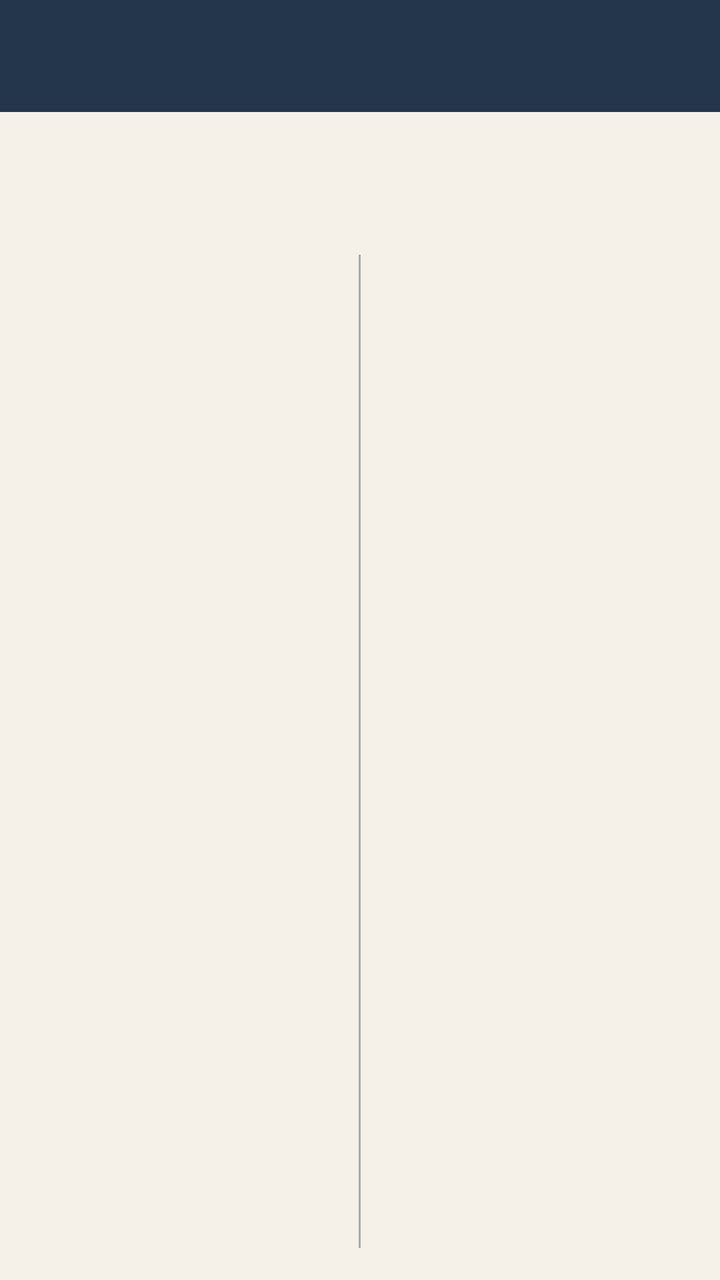
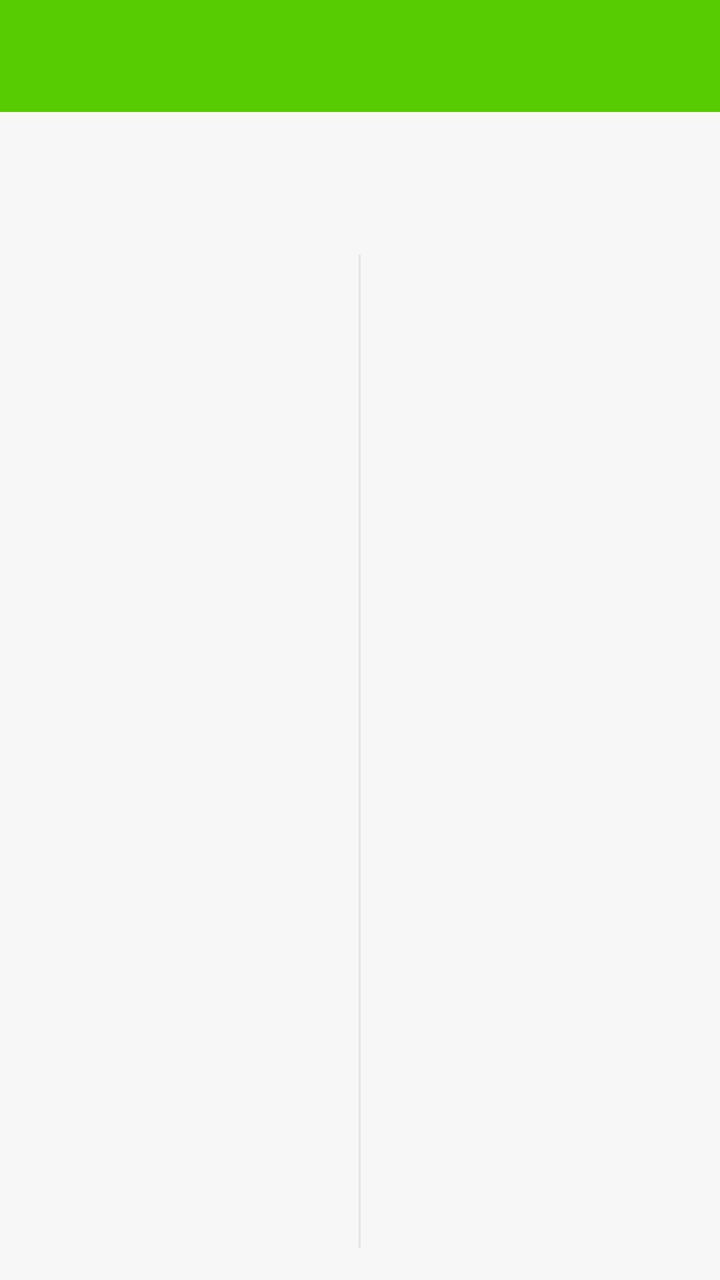

Screens rendered from an Android XML layout before and after an edit, with the pre-edit source and the edit as a unified diff.
<!-- AndroidManifest.xml: application theme Theme.NihongoBeginner -->
<!-- res/layout/activity_matching.xml -->
<?xml version="1.0" encoding="utf-8"?>
<LinearLayout xmlns:android="http://schemas.android.com/apk/res/android"
    xmlns:app="http://schemas.android.com/apk/res-auto"
    xmlns:tools="http://schemas.android.com/tools"
    android:layout_width="match_parent"
    android:layout_height="match_parent"
    android:background="@color/surface"
    android:orientation="vertical">

    <com.google.android.material.appbar.MaterialToolbar
        android:id="@+id/toolbar"
        android:layout_width="match_parent"
        android:layout_height="?actionBarSize"
        android:background="@color/colorPrimary"
        app:titleTextColor="@android:color/white" />

    <LinearLayout
        android:layout_width="match_parent"
        android:layout_height="0dp"
        android:layout_weight="1"
        android:orientation="vertical"
        android:padding="16dp">

        <TextView
            android:id="@+id/tvMatchScore"
            android:layout_width="match_parent"
            android:layout_height="wrap_content"
            android:gravity="center"
            android:layout_marginBottom="4dp"
            android:textColor="@color/colorPrimary"
            android:textSize="16sp"
            android:textStyle="bold" />

        <TextView
            android:id="@+id/tvMatchInstructions"
            android:layout_width="match_parent"
            android:layout_height="wrap_content"
            android:gravity="center"
            android:layout_marginBottom="12dp"
            android:textColor="@android:color/darker_gray"
            android:textSize="13sp" />

        <LinearLayout
            android:layout_width="match_parent"
            android:layout_height="0dp"
            android:layout_weight="1"
            android:orientation="horizontal">

            <androidx.recyclerview.widget.RecyclerView
                android:id="@+id/rvMatchLeft"
                android:layout_width="0dp"
                android:layout_height="match_parent"
                android:layout_weight="1" />

            <View
                android:layout_width="1dp"
                android:layout_height="match_parent"
                android:background="@android:color/darker_gray" />

            <androidx.recyclerview.widget.RecyclerView
                android:id="@+id/rvMatchRight"
                android:layout_width="0dp"
                android:layout_height="match_parent"
                android:layout_weight="1" />

        </LinearLayout>

    </LinearLayout>

    <LinearLayout
        android:id="@+id/layoutMatchComplete"
        android:layout_width="match_parent"
        android:layout_height="match_parent"
        android:gravity="center"
        android:orientation="vertical"
        android:padding="32dp"
        android:visibility="gone">

        <TextView
            android:id="@+id/tvMatchResult"
            android:layout_width="match_parent"
            android:layout_height="wrap_content"
            android:gravity="center"
            android:layout_marginBottom="16dp"
            android:textSize="20sp" />

        <TextView
            android:id="@+id/tvMatchTime"
            android:layout_width="match_parent"
            android:layout_height="wrap_content"
            android:gravity="center"
            android:layout_marginBottom="24dp"
            android:textColor="@android:color/darker_gray"
            android:textSize="16sp" />

        <Button
            android:id="@+id/btnMatchAgain"
            android:layout_width="match_parent"
            android:layout_height="wrap_content"
            android:layout_marginBottom="8dp"
            android:text="שחק שוב" />

        <Button
            android:id="@+id/btnMatchBack"
            style="@style/Widget.MaterialComponents.Button.OutlinedButton"
            android:layout_width="match_parent"
            android:layout_height="wrap_content"
            android:text="חזור לשיעור" />

    </LinearLayout>

</LinearLayout>
<!-- resources referenced by this layout -->
<resources>
  <color name="colorPrimary">#24364B</color>
  <color name="surface">#F6F1E8</color>
  <style name="Theme.NihongoBeginner" parent="Theme.MaterialComponents.DayNight.DarkActionBar">
          <item name="colorPrimary">@color/colorPrimary</item>
          <item name="colorPrimaryVariant">@color/colorPrimaryVariant</item>
          <item name="colorOnPrimary">@color/colorOnPrimary</item>
          <item name="colorSecondary">@color/colorSecondary</item>
          <item name="colorOnSecondary">@color/colorOnSecondary</item>
          <item name="android:colorBackground">@color/background</item>
          <item name="colorSurface">@color/surface</item>
          <item name="colorOnSurface">@color/onSurface</item>
          <item name="materialButtonStyle">@style/App.Button</item>
          <item name="windowActionBar">false</item>
          <item name="windowNoTitle">true</item>
          <item name="android:windowSoftInputMode">adjustResize</item>
      </style>
  <color name="colorPrimaryVariant">#304B64</color>
  <color name="colorOnPrimary">#FFFFFF</color>
  <color name="colorSecondary">#E76F51</color>
  <color name="colorOnSecondary">#FFFFFF</color>
  <color name="background">#F6F1E8</color>
  <color name="onSurface">#1F2933</color>
  <style name="App.Button" parent="Widget.MaterialComponents.Button">
          <item name="cornerRadius">16dp</item>
          <item name="android:minHeight">52dp</item>
          <item name="android:textAllCaps">false</item>
          <item name="backgroundTint">@color/colorSecondary</item>
      </style>
</resources>

<!-- the commit's change to res/layout/activity_matching.xml (unified diff, before → after) -->
@@ -27,7 +27,7 @@
             android:layout_height="wrap_content"
             android:gravity="center"
             android:layout_marginBottom="4dp"
-            android:textColor="@color/colorPrimary"
+            android:textColor="@color/colorPrimaryDark"
             android:textSize="16sp"
             android:textStyle="bold" />
 
@@ -37,7 +37,7 @@
             android:layout_height="wrap_content"
             android:gravity="center"
             android:layout_marginBottom="12dp"
-            android:textColor="@android:color/darker_gray"
+            android:textColor="@color/onSurfaceMuted"
             android:textSize="13sp" />
 
         <LinearLayout
@@ -55,7 +55,7 @@
             <View
                 android:layout_width="1dp"
                 android:layout_height="match_parent"
-                android:background="@android:color/darker_gray" />
+                android:background="@color/dividerSoft" />
 
             <androidx.recyclerview.widget.RecyclerView
                 android:id="@+id/rvMatchRight"
@@ -90,7 +90,7 @@
             android:layout_height="wrap_content"
             android:gravity="center"
             android:layout_marginBottom="24dp"
-            android:textColor="@android:color/darker_gray"
+            android:textColor="@color/onSurfaceMuted"
             android:textSize="16sp" />
 
         <Button
@@ -102,7 +102,7 @@
 
         <Button
             android:id="@+id/btnMatchBack"
-            style="@style/Widget.MaterialComponents.Button.OutlinedButton"
+            style="@style/App.Button.Outlined"
             android:layout_width="match_parent"
             android:layout_height="wrap_content"
             android:text="חזור לשיעור" />
<!-- resource entries referenced after the edit -->
@@ -1,7 +1,20 @@
 <!-- resources referenced by this layout -->
 <resources>
-  <color name="colorPrimary">#24364B</color>
-  <color name="surface">#F6F1E8</color>
+  <color name="colorPrimary">#58CC02</color>
+  <color name="colorPrimaryDark">#46A302</color>
+  <color name="dividerSoft">#E5E5E5</color>
+  <color name="onSurfaceMuted">#777777</color>
+  <color name="surface">#F7F7F7</color>
+  <style name="App.Button.Outlined" parent="Widget.MaterialComponents.Button.OutlinedButton">
+          <item name="cornerRadius">18dp</item>
+          <item name="android:minHeight">52dp</item>
+          <item name="android:textAllCaps">false</item>
+          <item name="android:textStyle">bold</item>
+          <item name="strokeColor">@color/dividerSoft</item>
+          <item name="strokeWidth">2dp</item>
+          <item name="backgroundTint">@color/white</item>
+          <item name="android:textColor">@color/onSurface</item>
+      </style>
   <style name="Theme.NihongoBeginner" parent="Theme.MaterialComponents.DayNight.DarkActionBar">
           <item name="colorPrimary">@color/colorPrimary</item>
           <item name="colorPrimaryVariant">@color/colorPrimaryVariant</item>
@@ -16,17 +29,20 @@
           <item name="windowNoTitle">true</item>
           <item name="android:windowSoftInputMode">adjustResize</item>
       </style>
-  <color name="colorPrimaryVariant">#304B64</color>
+  <color name="white">#FFFFFF</color>
+  <color name="colorPrimaryVariant">#89E219</color>
   <color name="colorOnPrimary">#FFFFFF</color>
-  <color name="colorSecondary">#E76F51</color>
+  <color name="colorSecondary">#1CB0F6</color>
   <color name="colorOnSecondary">#FFFFFF</color>
-  <color name="background">#F6F1E8</color>
-  <color name="onSurface">#1F2933</color>
+  <color name="background">#F7F7F7</color>
+  <color name="onSurface">#3C3C3C</color>
   <style name="App.Button" parent="Widget.MaterialComponents.Button">
-          <item name="cornerRadius">16dp</item>
+          <item name="cornerRadius">18dp</item>
           <item name="android:minHeight">52dp</item>
           <item name="android:textAllCaps">false</item>
-          <item name="backgroundTint">@color/colorSecondary</item>
+          <item name="android:textStyle">bold</item>
+          <item name="backgroundTint">@color/colorPrimary</item>
+          <item name="android:textColor">@color/white</item>
       </style>
 </resources>
 
